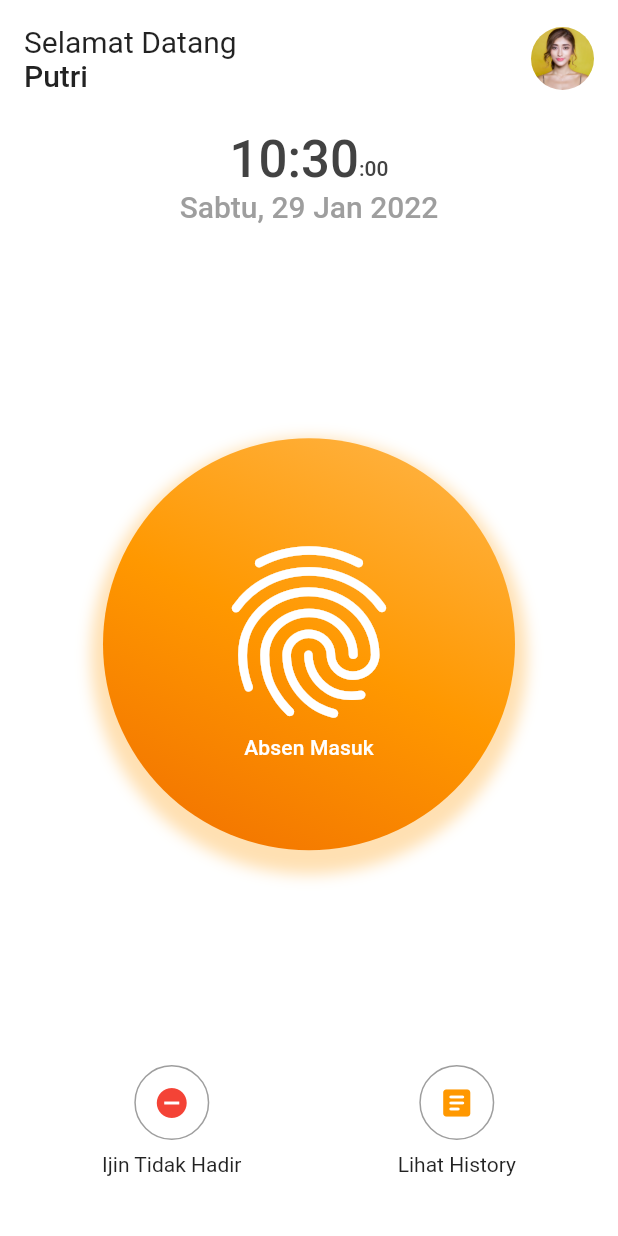
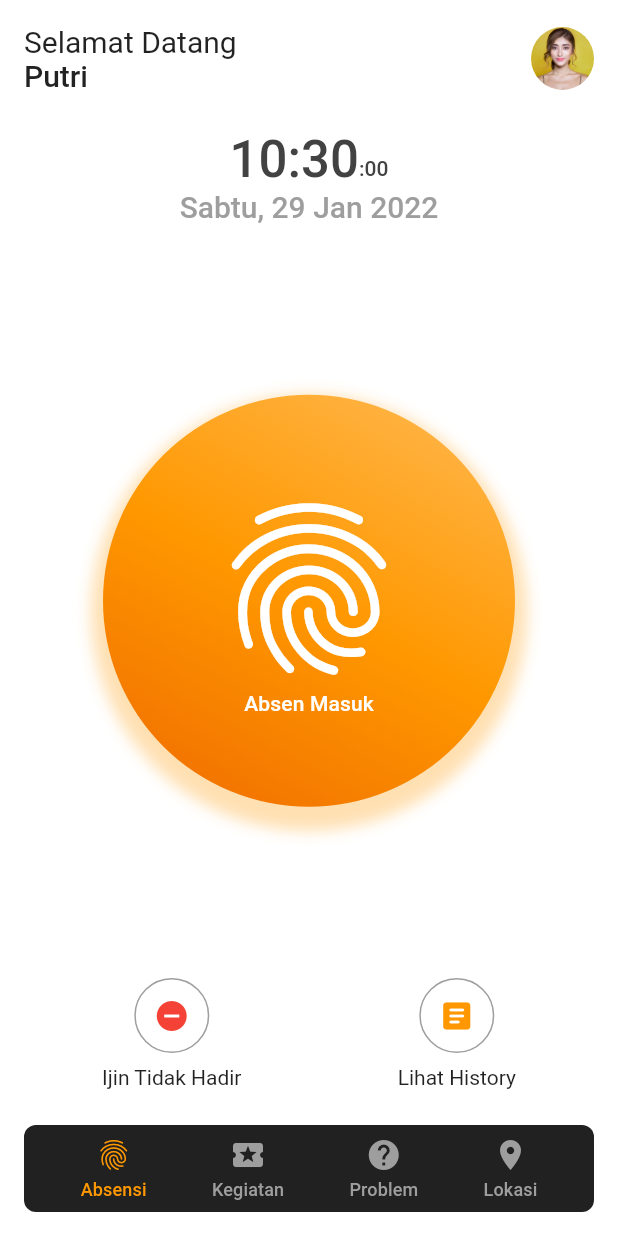
Before and after one commit to CoderJava/flutter-demo-value-listenable-builder, a Flutter app: the first screen one second after launch, on a phone screen of 412 x 824 dp. Run offline on Flutter 3.47's test engine with Material 2 defaults, Android fonts, the phone set to English and light mode, and no system bars.

```diff
--- a/lib/main.dart
+++ b/lib/main.dart
@@ -1,3 +1,5 @@
+import 'dart:async';
+
 import 'package:flutter/material.dart';
 import 'package:intl/date_symbol_data_local.dart';
 import 'package:intl/intl.dart';
@@ -39,6 +41,24 @@ class _MyHomePageState extends State<MyHomePage> {
   var paddingTop = 0.0;
   var paddingBottom = 0.0;
   var widthScreen = 0.0;
+
+  var now = DateTime.now();
+  Timer? timer;
+
+  @override
+  void initState() {
+    timer = Timer.periodic(const Duration(seconds: 1), (_) {
+      now = now.add(const Duration(seconds: 1));
+      setState(() {});
+    });
+    super.initState();
+  }
+
+  @override
+  void dispose() {
+    timer?.cancel();
+    super.dispose();
+  }
 
   @override
   Widget build(BuildContext context) {
@@ -105,7 +125,6 @@ class _MyHomePageState extends State<MyHomePage> {
   }
 
   Widget buildWidgetDateTime() {
-    final now = DateTime.now();
     final formattedTime = DateFormat('HH:mm', 'id').format(now);
     final formattedTime2 = DateFormat(':ss', 'id').format(now);
     final formattedDate = DateFormat('EEEE, dd MMM yyy', 'id').format(now);
@@ -234,7 +253,85 @@ class _MyHomePageState extends State<MyHomePage> {
   }
 
   Widget buildWidgetMenu() {
-    // TODO: buat widget yang menampilkan menu-nya
-    return Container();
+    return Container(
+      width: double.infinity,
+      decoration: BoxDecoration(
+        color: Colors.grey[900],
+        borderRadius: BorderRadius.circular(8),
+      ),
+      padding: const EdgeInsets.symmetric(
+        horizontal: 16,
+        vertical: 8,
+      ),
+      child: Row(
+        mainAxisAlignment: MainAxisAlignment.spaceAround,
+        children: [
+          Column(
+            children: [
+              const Icon(
+                Icons.fingerprint,
+                color: Colors.orange,
+              ),
+              const SizedBox(height: 4),
+              Text(
+                'Absensi',
+                style: Theme.of(context).textTheme.subtitle2?.copyWith(
+                      fontSize: 12,
+                      color: Colors.orange,
+                    ),
+              ),
+            ],
+          ),
+          Column(
+            children: [
+              const Icon(
+                Icons.local_activity,
+                color: Colors.grey,
+              ),
+              const SizedBox(height: 4),
+              Text(
+                'Kegiatan',
+                style: Theme.of(context).textTheme.subtitle2?.copyWith(
+                      fontSize: 12,
+                      color: Colors.grey,
+                    ),
+              ),
+            ],
+          ),
+          Column(
+            children: [
+              const Icon(
+                Icons.help,
+                color: Colors.grey,
+              ),
+              const SizedBox(height: 4),
+              Text(
+                'Problem',
+                style: Theme.of(context).textTheme.subtitle2?.copyWith(
+                      fontSize: 12,
+                      color: Colors.grey,
+                    ),
+              ),
+            ],
+          ),
+          Column(
+            children: [
+              const Icon(
+                Icons.location_on,
+                color: Colors.grey,
+              ),
+              const SizedBox(height: 4),
+              Text(
+                'Lokasi',
+                style: Theme.of(context).textTheme.subtitle2?.copyWith(
+                      fontSize: 12,
+                      color: Colors.grey,
+                    ),
+              ),
+            ],
+          ),
+        ],
+      ),
+    );
   }
 }
```
